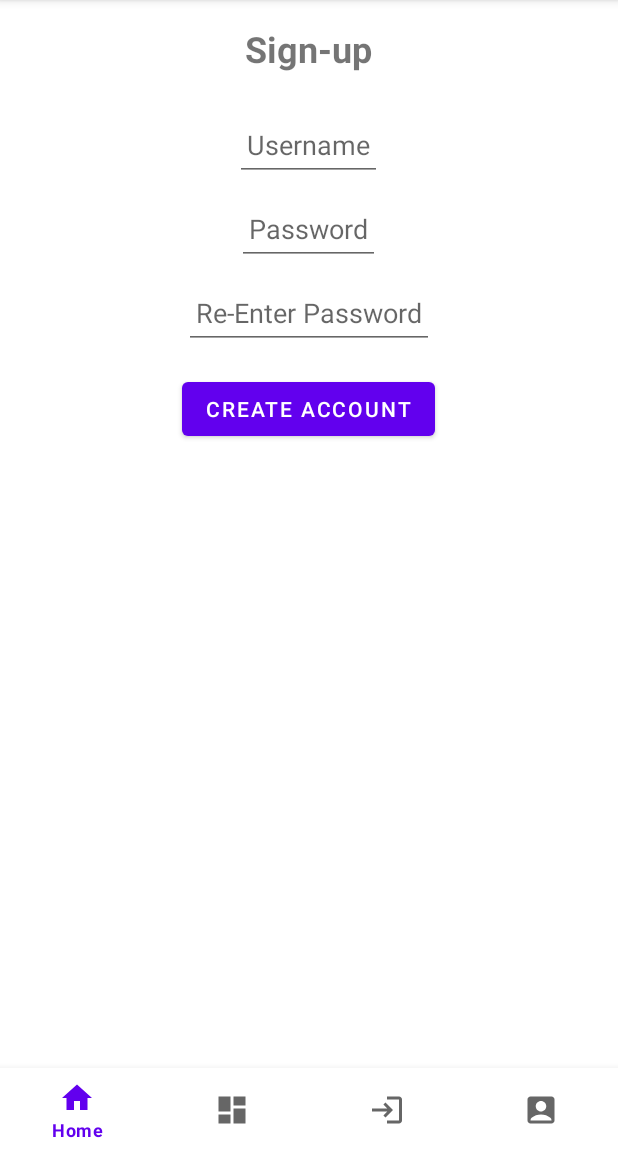
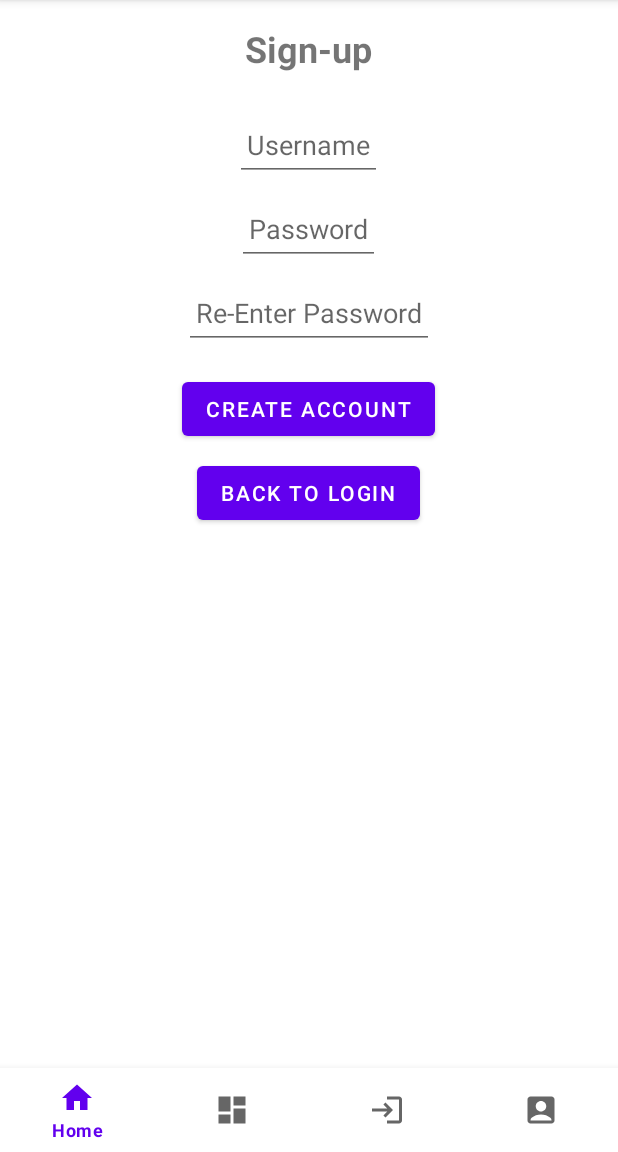
Before and after one commit to Oscar-Mallen/AnimalAlmanacVersion1, an Android app: the screen it shows after launch (MainActivity), after a tap on "SIGN UP", on a phone screen of 412 x 824 dp, the part 84-1236 px from its top. Run offline under Robolectric (Android 15) with nearby library versions, the phone set to English and light mode, and no system bars; our stand-ins replace navigation-ui.

Commit message:
Added loginfunctionality saves login and takes you to the home page

```diff
--- a/app/src/main/java/com/example/animalalmanacversion1/LoginFragment.java
+++ b/app/src/main/java/com/example/animalalmanacversion1/LoginFragment.java
@@ -1,5 +1,7 @@
 package com.example.animalalmanacversion1;
 
+import android.content.Context;
+import android.content.SharedPreferences;
 import android.os.Bundle;
 import android.util.Log;
 import android.view.LayoutInflater;
@@ -17,12 +19,13 @@ import androidx.navigation.Navigation;
 public class LoginFragment extends Fragment {
 
     private static final String TAG = "LoginFragment";
+    private static final String PREFS_NAME = "UserPrefs";
+    private static final String KEY_USERNAME = "username";
+    private static final String KEY_PASSWORD = "password";
 
     @Nullable
     @Override
     public View onCreateView(@NonNull LayoutInflater inflater, @Nullable ViewGroup container, @Nullable Bundle savedInstanceState) {
-        Log.d(TAG, "LoginFragment loaded");
-
         // Inflate the layout for this fragment
         View view = inflater.inflate(R.layout.fragment_login, container, false);
 
@@ -32,39 +35,46 @@ public class LoginFragment extends Fragment {
         Button submitButton = view.findViewById(R.id.submit);
         Button signUpButton = view.findViewById(R.id.sign_up);
 
-        // Log to confirm views were found
-        Log.d(TAG, "Views initialized");
-
         // Set up button listeners
-        submitButton.setOnClickListener(v -> {
-            Log.d(TAG, "Submit button clicked!");
-
-            String username = usernameEditText.getText().toString().trim();
-            String password = passwordEditText.getText().toString().trim();
-
-            if (username.isEmpty() || password.isEmpty()) {
-                Toast.makeText(getActivity(), "Please fill all fields", Toast.LENGTH_SHORT).show();
-            } else {
-                Toast.makeText(getActivity(), "Login Successful!", Toast.LENGTH_SHORT).show();
-                Log.d(TAG, "Login Successful");
-            }
-        });
+        submitButton.setOnClickListener(v -> handleLogin(usernameEditText, passwordEditText, v));
 
         signUpButton.setOnClickListener(v -> {
-            Log.d(TAG, "Sign-Up button clicked!");
-
             try {
                 NavController navController = Navigation.findNavController(v);
                 navController.navigate(R.id.action_loginFragment_to_signUpFragment);
-                Log.d(TAG, "Navigating to SignUpFragment");
             } catch (Exception e) {
                 Log.e(TAG, "Navigation failed: " + e.getMessage());
             }
         });
 
-        Log.d(TAG, "Submit Button - Enabled: " + submitButton.isEnabled() + ", Clickable: " + submitButton.isClickable());
-        Log.d(TAG, "Sign-Up Button - Enabled: " + signUpButton.isEnabled() + ", Clickable: " + signUpButton.isClickable());
-
         return view;
     }
+
+    private void handleLogin(EditText usernameEditText, EditText passwordEditText, View view) {
+        String username = usernameEditText.getText().toString().trim();
+        String password = passwordEditText.getText().toString().trim();
+
+        if (username.isEmpty() || password.isEmpty()) {
+            Toast.makeText(getActivity(), "Please fill all fields", Toast.LENGTH_SHORT).show();
+            return;
+        }
+
+        // Retrieve stored credentials from SharedPreferences
+        SharedPreferences sharedPreferences = getActivity().getSharedPreferences(PREFS_NAME, Context.MODE_PRIVATE);
+        String savedUsername = sharedPreferences.getString(KEY_USERNAME, null);
+        String savedPassword = sharedPreferences.getString(KEY_PASSWORD, null);
+
+        // Validate credentials
+        if (savedUsername != null && savedPassword != null) {
+            if (username.equals(savedUsername) && password.equals(savedPassword)) {
+                Toast.makeText(getActivity(), "Login Successful!", Toast.LENGTH_SHORT).show();
+                NavController navController = Navigation.findNavController(view);
+                navController.navigate(R.id.homeFragment);
+            } else {
+                Toast.makeText(getActivity(), "Invalid credentials", Toast.LENGTH_SHORT).show();
+            }
+        } else {
+            Toast.makeText(getActivity(), "No saved credentials found", Toast.LENGTH_SHORT).show();
+        }
+    }
 }
--- a/app/src/main/java/com/example/animalalmanacversion1/SignUpFragment.java
+++ b/app/src/main/java/com/example/animalalmanacversion1/SignUpFragment.java
@@ -1,5 +1,7 @@
 package com.example.animalalmanacversion1;
 
+import android.content.Context;
+import android.content.SharedPreferences;
 import android.os.Bundle;
 import android.text.TextUtils;
 import android.view.LayoutInflater;
@@ -11,8 +13,14 @@ import android.widget.Toast;
 import androidx.annotation.NonNull;
 import androidx.annotation.Nullable;
 import androidx.fragment.app.Fragment;
+import androidx.navigation.NavController;
+import androidx.navigation.Navigation;
 
 public class SignUpFragment extends Fragment {
+
+    private static final String PREFS_NAME = "UserPrefs";
+    private static final String KEY_USERNAME = "username";
+    private static final String KEY_PASSWORD = "password";
 
     @Nullable
     @Override
@@ -26,15 +34,21 @@ public class SignUpFragment extends Fragment {
         EditText passwordEditText = view.findViewById(R.id.password);
         EditText confirmPasswordEditText = view.findViewById(R.id.confirm_password);
         Button createAccountButton = view.findViewById(R.id.create_account_button);
+        Button backToLoginButton = view.findViewById(R.id.back_to_login_button);
 
         // Set up the Create Account button click listener
-        createAccountButton.setOnClickListener(v -> handleSignUp(usernameEditText, passwordEditText, confirmPasswordEditText));
+        createAccountButton.setOnClickListener(v -> handleSignUp(usernameEditText, passwordEditText, confirmPasswordEditText, v));
+
+        // Set up the Back to Login button click listener
+        backToLoginButton.setOnClickListener(v -> {
+            NavController navController = Navigation.findNavController(view);
+            navController.navigate(R.id.loginFragment);
+        });
 
         return view;
     }
 
-    private void handleSignUp(EditText usernameEditText, EditText passwordEditText, EditText confirmPasswordEditText) {
-        // Get the values from the EditText fields
+    private void handleSignUp(EditText usernameEditText, EditText passwordEditText, EditText confirmPasswordEditText, View view) {
         String username = usernameEditText.getText().toString().trim();
         String password = passwordEditText.getText().toString().trim();
         String confirmPassword = confirmPasswordEditText.getText().toString().trim();
@@ -60,10 +74,17 @@ public class SignUpFragment extends Fragment {
             return;
         }
 
-        // Perform signup logic (e.g., storing user data)
-        // For demonstration purposes, we’ll just show a success message
+        // Save username and password to SharedPreferences
+        SharedPreferences sharedPreferences = getActivity().getSharedPreferences(PREFS_NAME, Context.MODE_PRIVATE);
+        SharedPreferences.Editor editor = sharedPreferences.edit();
+        editor.putString(KEY_USERNAME, username);
+        editor.putString(KEY_PASSWORD, password);
+        editor.apply();
+
         Toast.makeText(getActivity(), "Account created successfully!", Toast.LENGTH_SHORT).show();
 
-        // You can add logic here to transition to another screen or go back to the login screen
+        // Navigate back to LoginFragment
+        NavController navController = Navigation.findNavController(view);
+        navController.navigate(R.id.loginFragment);
     }
 }
--- a/app/src/main/res/layout/fragment_sign_up.xml
+++ b/app/src/main/res/layout/fragment_sign_up.xml
@@ -74,5 +74,14 @@
             android:layout_gravity="center_horizontal"
             android:layout_marginTop="16dp" />
 
+        <!-- Back to Login Button -->
+        <Button
+            android:id="@+id/back_to_login_button"
+            android:layout_width="wrap_content"
+            android:layout_height="wrap_content"
+            android:text="Back to Login"
+            android:layout_gravity="center_horizontal"
+            android:layout_marginTop="8dp" />
+
     </LinearLayout>
 </ScrollView>
--- a/app/src/main/res/navigation/nav_graph.xml
+++ b/app/src/main/res/navigation/nav_graph.xml
@@ -22,6 +22,10 @@
         android:label="SignUpFragment" />
 
     <!-- If you want to add more fragments -->
+    <fragment
+        android:id="@+id/homeFragment"
+        android:name="com.example.animalalmanacversion1.HomeFragment"
+        android:label="SignUpFragment" />
     <!-- Add additional fragment definitions here -->
 
 </navigation>
```
